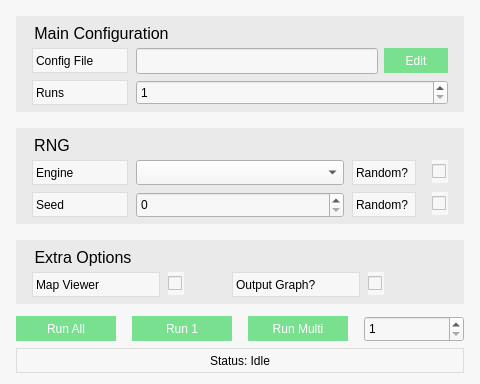
First picture: the form in main/cpp/ui/stridewindow.ui, repository svissers/peryite, before the edit.
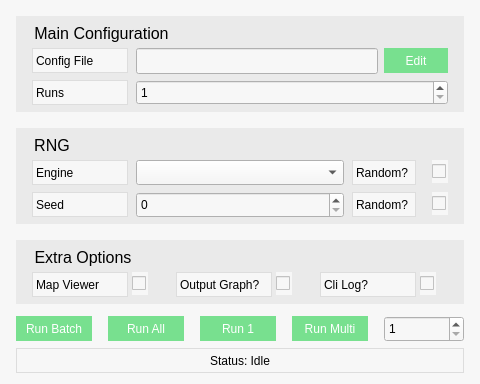
Second picture: the form after the edit.

Commit message: Batch running

```diff
--- a/main/cpp/ui/stridewindow.ui
+++ b/main/cpp/ui/stridewindow.ui
@@ -324,7 +324,7 @@
    <widget class="QCheckBox" name="scatterGraphInput">
     <property name="geometry">
      <rect>
-      <x>352</x>
+      <x>260</x>
       <y>32</y>
       <width>16</width>
       <height>23</height>
@@ -337,9 +337,9 @@
    <widget class="QLabel" name="scatterGraphLabel">
     <property name="geometry">
      <rect>
-      <x>216</x>
+      <x>160</x>
       <y>32</y>
-      <width>128</width>
+      <width>96</width>
       <height>25</height>
      </rect>
     </property>
@@ -356,7 +356,7 @@
    <widget class="QCheckBox" name="mapViewerInput">
     <property name="geometry">
      <rect>
-      <x>152</x>
+      <x>116</x>
       <y>32</y>
       <width>16</width>
       <height>23</height>
@@ -371,7 +371,7 @@
      <rect>
       <x>16</x>
       <y>32</y>
-      <width>128</width>
+      <width>96</width>
       <height>25</height>
      </rect>
     </property>
@@ -385,13 +385,45 @@
      <string>Map Viewer</string>
     </property>
    </widget>
+   <widget class="QLabel" name="logLabel">
+    <property name="geometry">
+     <rect>
+      <x>304</x>
+      <y>32</y>
+      <width>96</width>
+      <height>25</height>
+     </rect>
+    </property>
+    <property name="frameShape">
+     <enum>QFrame::Box</enum>
+    </property>
+    <property name="frameShadow">
+     <enum>QFrame::Plain</enum>
+    </property>
+    <property name="text">
+     <string>Cli Log?</string>
+    </property>
+   </widget>
+   <widget class="QCheckBox" name="logInput">
+    <property name="geometry">
+     <rect>
+      <x>404</x>
+      <y>32</y>
+      <width>16</width>
+      <height>23</height>
+     </rect>
+    </property>
+    <property name="text">
+     <string/>
+    </property>
+   </widget>
   </widget>
   <widget class="QPushButton" name="runButton_all">
    <property name="geometry">
     <rect>
-     <x>16</x>
+     <x>108</x>
      <y>316</y>
-     <width>100</width>
+     <width>76</width>
      <height>25</height>
     </rect>
    </property>
@@ -424,9 +456,9 @@
   <widget class="QPushButton" name="runButton_one">
    <property name="geometry">
     <rect>
-     <x>132</x>
+     <x>200</x>
      <y>316</y>
-     <width>100</width>
+     <width>76</width>
      <height>25</height>
     </rect>
    </property>
@@ -437,9 +469,9 @@
   <widget class="QPushButton" name="runButton_multi">
    <property name="geometry">
     <rect>
-     <x>248</x>
+     <x>292</x>
      <y>316</y>
-     <width>100</width>
+     <width>76</width>
      <height>25</height>
     </rect>
    </property>
@@ -450,9 +482,9 @@
   <widget class="QSpinBox" name="runMultiInput">
    <property name="geometry">
     <rect>
-     <x>364</x>
+     <x>384</x>
      <y>316</y>
-     <width>100</width>
+     <width>80</width>
      <height>26</height>
     </rect>
    </property>
@@ -463,6 +495,19 @@
     <number>999</number>
    </property>
   </widget>
+  <widget class="QPushButton" name="runButton_batch">
+   <property name="geometry">
+    <rect>
+     <x>16</x>
+     <y>316</y>
+     <width>76</width>
+     <height>25</height>
+    </rect>
+   </property>
+   <property name="text">
+    <string>Run Batch</string>
+   </property>
+  </widget>
  </widget>
  <resources/>
  <connections/>
```
The commit also changes 2 other files.
